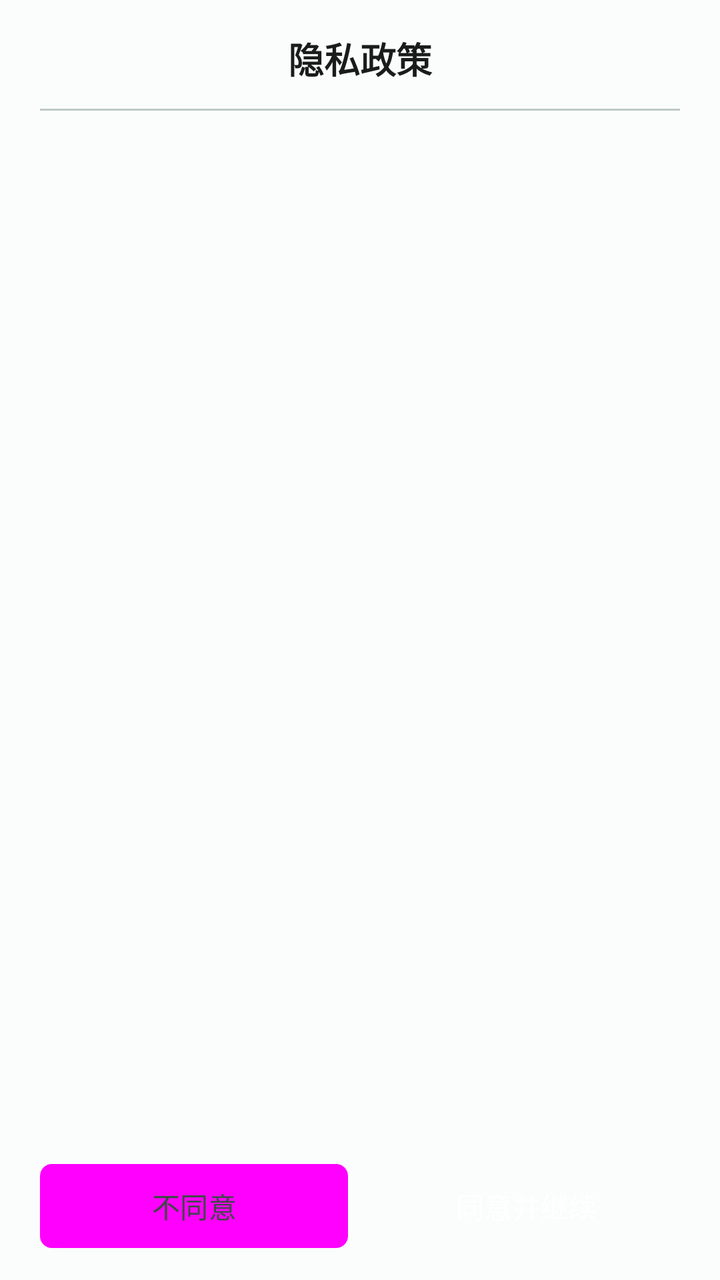
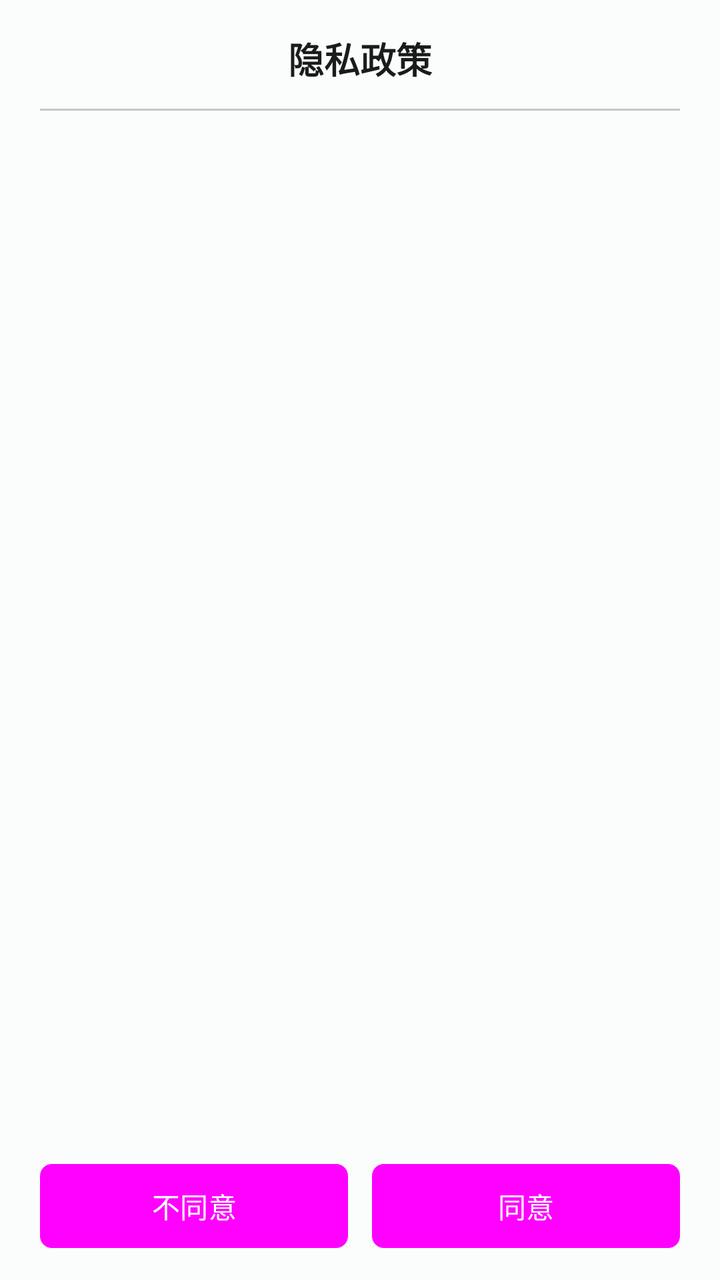

Screens rendered from an Android XML layout before and after an edit, with the pre-edit source and the edit as a unified diff.
<!-- AndroidManifest.xml: application theme AppTheme -->
<!-- res/layout/user_privacy.xml -->
<?xml version="1.0" encoding="utf-8"?>
<LinearLayout xmlns:android="http://schemas.android.com/apk/res/android"
    android:layout_width="match_parent"
    android:layout_height="wrap_content"
    android:orientation="vertical"
    android:paddingStart="20dp"
    android:paddingTop="16dp"
    android:paddingEnd="20dp"
    android:paddingBottom="16dp">

    <TextView
        android:layout_width="match_parent"
        android:layout_height="wrap_content"
        android:gravity="center"
        android:paddingBottom="12dp"
        android:text="@string/app_privacy"
        android:textColor="?attr/colorOnSurface"
        android:textSize="18sp"
        android:textStyle="bold" />

    <View
        android:layout_width="match_parent"
        android:layout_height="1dp"
        android:background="?attr/colorOutlineVariant" />

    <ScrollView
        android:layout_width="match_parent"
        android:layout_height="0dp"
        android:layout_marginTop="12dp"
        android:layout_weight="1"
        android:fillViewport="true"
        android:overScrollMode="never">

        <TextView
            android:id="@+id/tv_content"
            android:layout_width="match_parent"
            android:layout_height="wrap_content"
            android:lineSpacingExtra="4dp"
            android:paddingBottom="8dp"
            android:textColor="?attr/colorOnSurface"
            android:textSize="14sp" />
    </ScrollView>

    <LinearLayout
        android:layout_width="match_parent"
        android:layout_height="wrap_content"
        android:layout_marginTop="16dp"
        android:gravity="center"
        android:orientation="horizontal">

        <Button
            android:id="@+id/tv_cancel"
            android:layout_width="0dp"
            android:layout_height="42dp"
            android:layout_weight="1"
            android:layout_marginEnd="6dp"
            android:background="@drawable/bg_btn_secondary"
            android:text="@string/app_btn_disagree"
            android:textColor="?attr/colorOnSurfaceVariant"
            android:textSize="14sp" />

        <Button
            android:id="@+id/tv_agree"
            android:layout_width="0dp"
            android:layout_height="42dp"
            android:layout_weight="1"
            android:layout_marginStart="6dp"
            android:backgroundTint="?attr/colorPrimary"
            android:text="@string/app_btn_agree"
            android:textColor="?attr/colorOnPrimary"
            android:textSize="14sp" />
    </LinearLayout>
</LinearLayout>
<!-- resources referenced by this layout -->
<resources>
  <!-- drawable bg_btn_secondary (drawable) -->
  <?xml version="1.0" encoding="utf-8"?>
  <shape xmlns:android="http://schemas.android.com/apk/res/android"
      android:shape="rectangle">
      <solid android:color="?attr/colorSurfaceVariant" />
      <corners android:radius="6dp" />
  </shape>
  <string name="app_btn_agree">同意并继续</string>
  <string name="app_btn_disagree">不同意</string>
  <string name="app_privacy">隐私政策</string>
  <color name="md_primary">#FF006A61</color>
  <color name="md_on_primary">#FFFFFFFF</color>
  <color name="md_primary_container">#FF73F8E8</color>
  <color name="md_on_primary_container">#FF00201C</color>
  <color name="md_secondary">#FF4A635E</color>
  <color name="md_on_secondary">#FFFFFFFF</color>
  <color name="md_secondary_container">#FFCCE8E1</color>
  <color name="md_on_secondary_container">#FF051F1B</color>
  <color name="md_tertiary">#FF44617A</color>
  <color name="md_on_tertiary">#FFFFFFFF</color>
  <color name="md_tertiary_container">#FFC9E5FF</color>
  <color name="md_on_tertiary_container">#FF001E30</color>
  <color name="md_error">#FFBA1A1A</color>
  <color name="md_on_error">#FFFFFFFF</color>
  <color name="md_error_container">#FFFFDAD6</color>
  <color name="md_on_error_container">#FF410002</color>
  <color name="md_background">#FFFAFDFB</color>
  <color name="md_on_background">#FF191C1B</color>
  <color name="md_surface">#FFFAFDFB</color>
  <color name="md_on_surface">#FF191C1B</color>
  <color name="md_surface_variant">#FFDAE5E1</color>
  <color name="md_on_surface_variant">#FF3E4946</color>
  <color name="md_outline">#FF6E7976</color>
  <color name="md_outline_variant">#FFBEC9C5</color>
  <color name="md_inverse_surface">#FF2E3130</color>
  <color name="md_inverse_on_surface">#FFEFF1EF</color>
  <color name="md_inverse_primary">#FF52DBCB</color>
  <color name="md_surface_container_lowest">#FFFFFFFF</color>
  <color name="md_surface_container_low">#FFF4FBF8</color>
  <color name="md_surface_container">#FFEEF6F2</color>
  <color name="md_surface_container_high">#FFE8F1ED</color>
  <color name="md_surface_container_highest">#FFE2ECE8</color>
  <style name="AppTheme.Button" parent="Widget.Material3.Button">
          <item name="android:textColor">?attr/colorOnPrimary</item>
      </style>
  <!-- unchanged entries left out for length: 1 -->
</resources>

<!-- the commit's change to res/layout/user_privacy.xml (unified diff, before → after) -->
@@ -54,9 +54,10 @@
             android:layout_height="42dp"
             android:layout_weight="1"
             android:layout_marginEnd="6dp"
-            android:background="@drawable/bg_btn_secondary"
+            android:background="@drawable/bg_btn_primary"
+            android:backgroundTint="@null"
             android:text="@string/app_btn_disagree"
-            android:textColor="?attr/colorOnSurfaceVariant"
+            android:textColor="?attr/colorOnPrimary"
             android:textSize="14sp" />
 
         <Button
@@ -65,7 +66,8 @@
             android:layout_height="42dp"
             android:layout_weight="1"
             android:layout_marginStart="6dp"
-            android:backgroundTint="?attr/colorPrimary"
+            android:background="@drawable/bg_btn_primary"
+            android:backgroundTint="@null"
             android:text="@string/app_btn_agree"
             android:textColor="?attr/colorOnPrimary"
             android:textSize="14sp" />
<!-- resource entries referenced after the edit -->
@@ -1,13 +1,14 @@
 <!-- resources referenced by this layout -->
 <resources>
-  <!-- drawable bg_btn_secondary (drawable) -->
+  <!-- drawable bg_btn_primary (drawable) -->
   <?xml version="1.0" encoding="utf-8"?>
+  
   <shape xmlns:android="http://schemas.android.com/apk/res/android"
       android:shape="rectangle">
-      <solid android:color="?attr/colorSurfaceVariant" />
+      <solid android:color="?attr/colorPrimary" />
       <corners android:radius="6dp" />
   </shape>
-  <string name="app_btn_agree">同意并继续</string>
+  <string name="app_btn_agree">同意</string>
   <string name="app_btn_disagree">不同意</string>
   <string name="app_privacy">隐私政策</string>
   <color name="md_primary">#FF006A61</color>
